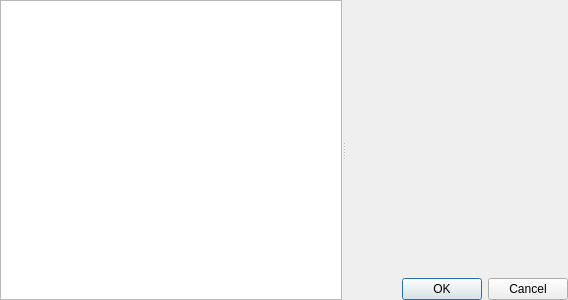
FreeHealth/freehealth, file plugins/pmhplugin/pmhmode.ui: the form before one commit.
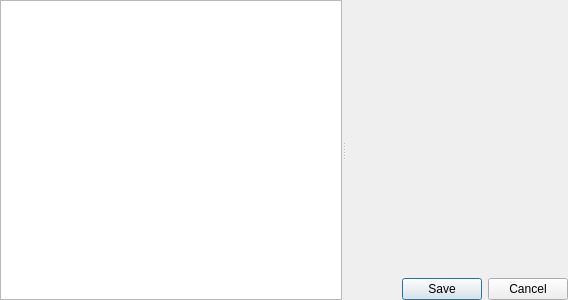
The form after the commit. Custom widgets are drawn as their Qt base class.

Patch:
```diff
--- a/plugins/pmhplugin/pmhmode.ui
+++ b/plugins/pmhplugin/pmhmode.ui
@@ -41,7 +41,7 @@
        <item>
         <widget class="QDialogButtonBox" name="buttonBox">
          <property name="standardButtons">
-          <set>QDialogButtonBox::Cancel|QDialogButtonBox::Ok</set>
+          <set>QDialogButtonBox::Cancel|QDialogButtonBox::Save</set>
          </property>
         </widget>
        </item>
```
